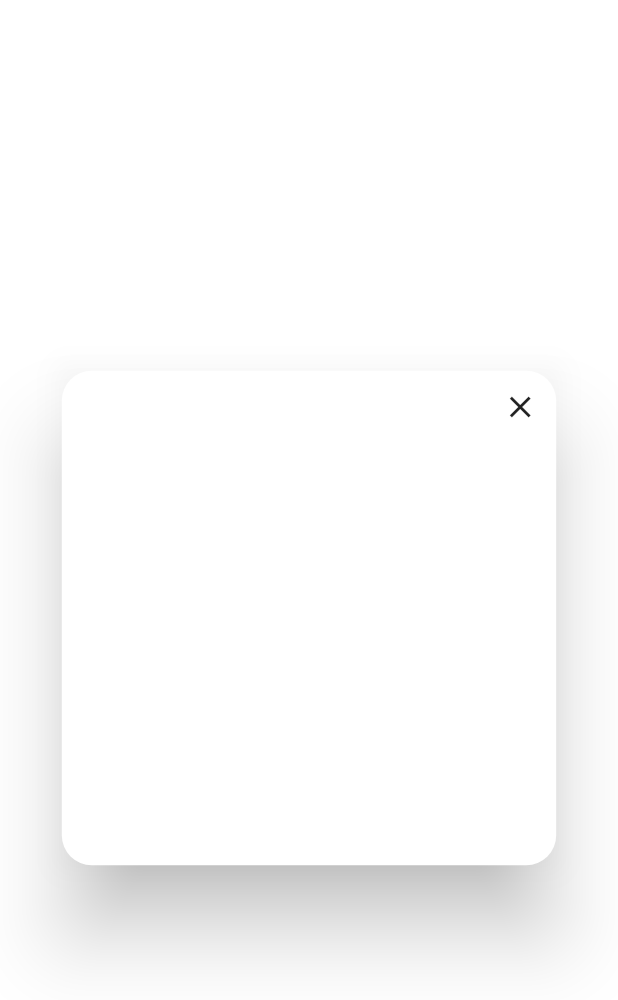
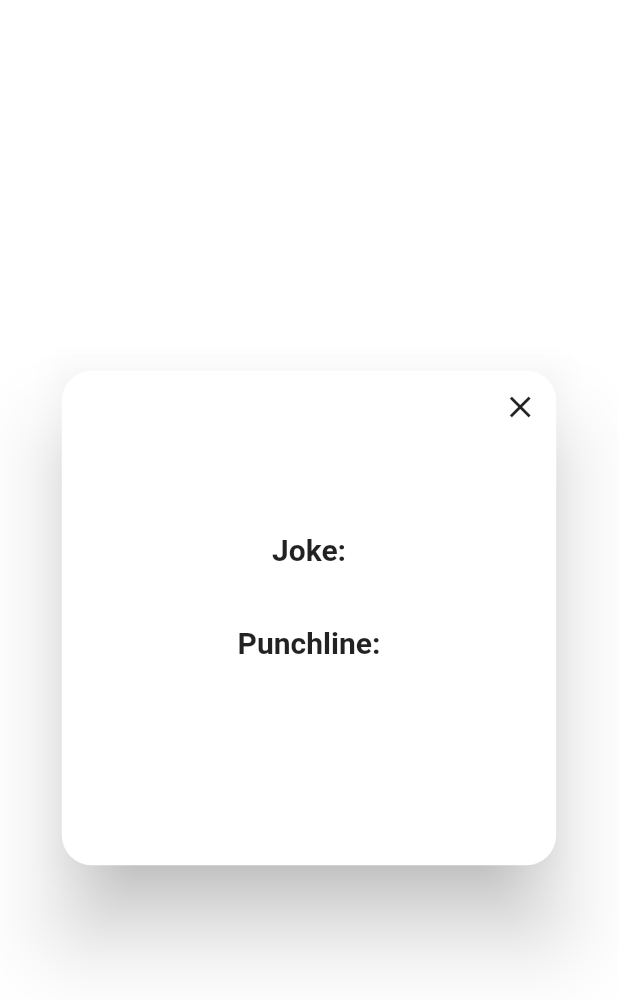
Before and after one commit to jaafarfares/flutter_basic_futures_setup, a Flutter app: the screen it shows after launch, after a tap on "press the button to get a new joke", on a phone screen of 412 x 824 dp. Shown: the top 1000 px of the screen. Run offline on Flutter 3.47's test engine with Material 2 defaults, Android fonts, the phone set to English and light mode, and no system bars; our stand-ins replace awesome_dialog, dio, firebase_auth, firebase_core, geocoding, geolocator and 2 more; missing offline and left inert: flutter_facebook_auth, flutterfire_ui; accounts and stored records are empty; network calls fail.

Commit message:
display a single joke on the pop-up

```diff
--- a/basic_mvvm_setup/lib/ui/screens/home_page.dart
+++ b/basic_mvvm_setup/lib/ui/screens/home_page.dart
@@ -31,7 +31,7 @@ class _MyHomePageState extends State<MyHomePage> {
           child: ElevatedButton(
             child: Text(homemodel.pagebody),
             onPressed: () {
-              joke.fetchjokes();
+             // joke.fetchjokes();
               Navigator.push(
                 context,
                 MaterialPageRoute(builder: (context) => const JokePopUp()),
--- a/basic_mvvm_setup/lib/ui/screens/joke_popup.dart
+++ b/basic_mvvm_setup/lib/ui/screens/joke_popup.dart
@@ -1,17 +1,111 @@
 import 'package:basic_mvvm_setup/models/joke_model.dart';
 import 'package:basic_mvvm_setup/repositories/jokes/joke_repositories.dart';
+import 'package:basic_mvvm_setup/repositories/jokes/jokes_api.dart';
+import 'package:basic_mvvm_setup/view_models/joke_viewmodel.dart';
 import 'package:flutter/material.dart';
 import 'package:basic_mvvm_setup/ui/screens/home_page.dart';
+
+class JokePopUp extends StatelessWidget {
+  const JokePopUp({Key? key}) : super(key: key);
+
+  @override
+  Widget build(BuildContext context) {
+    var jokeViewModel = JokeViewModel();
+
+    return Container(
+      child: Dialog(
+        backgroundColor: Colors.transparent,
+        insetPadding: const EdgeInsets.all(20),
+        child: Container(
+          width: MediaQuery.of(context).size.width * 0.8,
+          height: MediaQuery.of(context).size.height * 0.4,
+          decoration: BoxDecoration(
+            borderRadius: BorderRadius.circular(20),
+            color: Colors.white,
+          ),
+          child: FutureBuilder<JokeModel?>(
+            future: jokeViewModel.fetchjokes(),
+            builder: (context, snapshot) {
+              if (snapshot.connectionState == ConnectionState.waiting) {
+                return Center(
+                  child: CircularProgressIndicator(),
+                );
+              } else if (snapshot.hasError) {
+                return Center(
+                  child: Text('Error: ${snapshot.error}'),
+                );
+              } else if (snapshot.hasData) {
+                JokeModel? joke = snapshot.data;
+                return Stack(
+                  children: [
+                    Align(
+                      alignment: Alignment.topRight,
+                      child: IconButton(
+                        icon: const Icon(Icons.close),
+                        splashRadius: 10.0,
+                        onPressed: () => Navigator.pop(context),
+                      ),
+                    ),
+                    Center(
+                      child: Column(
+                        mainAxisAlignment: MainAxisAlignment.center,
+                        children: [
+                          Text(
+                            'Joke:',
+                            style: TextStyle(
+                              fontWeight: FontWeight.bold,
+                              fontSize: 20,
+                            ),
+                          ),
+                          SizedBox(height: 10),
+                          Text(
+                            joke?.setup ?? '',
+                            style: TextStyle(fontSize: 16),
+                          ),
+                          SizedBox(height: 10),
+                          Text(
+                            'Punchline:',
+                            style: TextStyle(
+                              fontWeight: FontWeight.bold,
+                              fontSize: 20,
+                            ),
+                          ),
+                          SizedBox(height: 10),
+                          Text(
+                            joke?.punchline ?? '',
+                            style: TextStyle(fontSize: 16),
+                          ),
+                        ],
+                      ),
+                    ),
+                  ],
+                );
+              } else {
+                return Center(
+                  child: Text('No joke available.'),
+                );
+              }
+            },
+          ),
+        ),
+      ),
+    );
+  }
+}
 
 
 
 
 
- class JokePopUp extends StatelessWidget {
+
+
+/* class JokePopUp extends StatelessWidget {
   const JokePopUp({Key? key}) : super(key: key);
 
   @override
   Widget build(BuildContext context) {
+    var joke = JokeViewModel();
+
     return Container(
       child: Dialog(
         backgroundColor: Colors.transparent,
@@ -33,7 +127,9 @@ import 'package:basic_mvvm_setup/ui/screens/home_page.dart';
                   onPressed: () => Navigator.pop(context),
                 ),
               ),
-
+              Center(
+                child: Text(joke.fetchjokes().toString()),
+              )
             ],
           ),
         ),
@@ -41,3 +137,4 @@ import 'package:basic_mvvm_setup/ui/screens/home_page.dart';
     );
   }
 }
+ */
--- a/basic_mvvm_setup/lib/view_models/joke_viewmodel.dart
+++ b/basic_mvvm_setup/lib/view_models/joke_viewmodel.dart
@@ -1,14 +1,11 @@
+import 'package:basic_mvvm_setup/models/joke_model.dart';
 import 'package:basic_mvvm_setup/repositories/jokes/joke_repositories.dart';
 import 'package:basic_mvvm_setup/repositories/jokes/jokes_api.dart';
 import 'package:dio/dio.dart';
 
 class JokeViewModel {
-/*   JokeRepository? jokeRepository;
-
-  JokeViewModel({this.jokeRepository}); */
-
-  fetchjokes() async {
-    JokesApi().getjoke();
+  Future<JokeModel?> fetchjokes() async {
+    return JokesApi().getjoke();
   }
 }
 /* class JokeViewModel {
```
